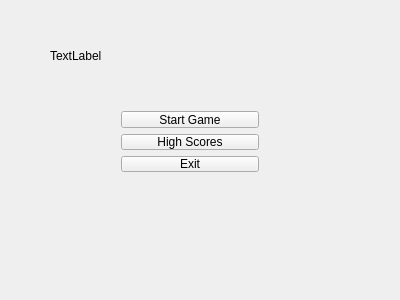
Qt form widget.ui (pmjackemeyer14/SpaceInvaders) before a commit.
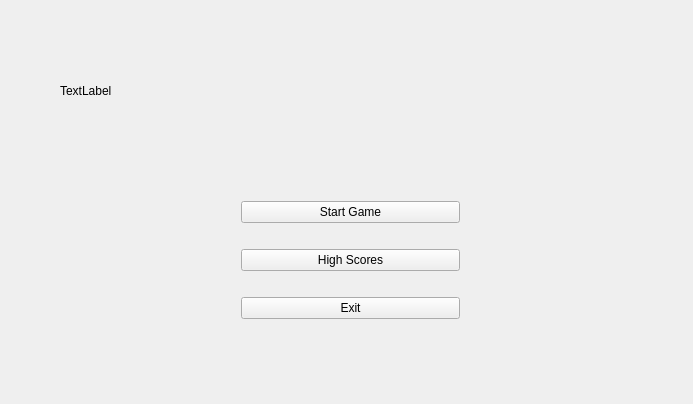
The same form after that commit.

Diff of the .ui file:
```diff
--- a/widget.ui
+++ b/widget.ui
@@ -6,8 +6,8 @@
    <rect>
     <x>0</x>
     <y>0</y>
-    <width>400</width>
-    <height>300</height>
+    <width>693</width>
+    <height>404</height>
    </rect>
   </property>
   <property name="windowTitle">
@@ -16,10 +16,10 @@
   <widget class="QWidget" name="verticalLayoutWidget">
    <property name="geometry">
     <rect>
-     <x>110</x>
-     <y>100</y>
-     <width>160</width>
-     <height>83</height>
+     <x>230</x>
+     <y>170</y>
+     <width>241</width>
+     <height>181</height>
     </rect>
    </property>
    <layout class="QVBoxLayout" name="verticalLayout">
@@ -49,10 +49,10 @@
   <widget class="QLabel" name="label">
    <property name="geometry">
     <rect>
-     <x>50</x>
+     <x>60</x>
      <y>30</y>
-     <width>281</width>
-     <height>51</height>
+     <width>561</width>
+     <height>121</height>
     </rect>
    </property>
    <property name="text">
```
